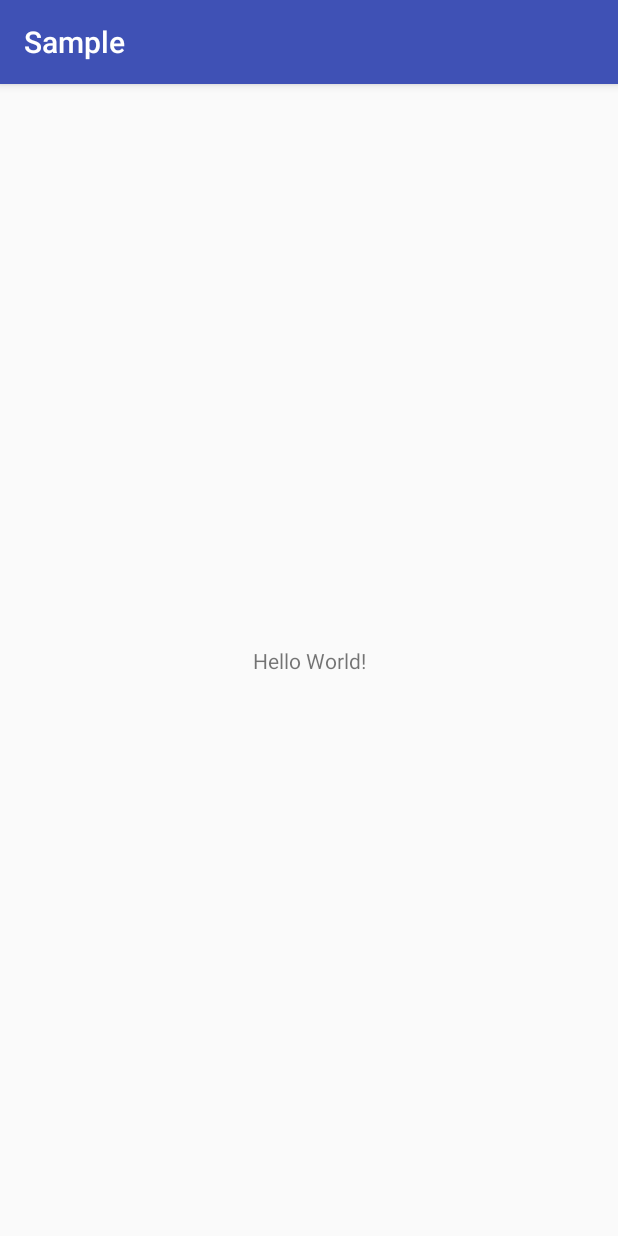
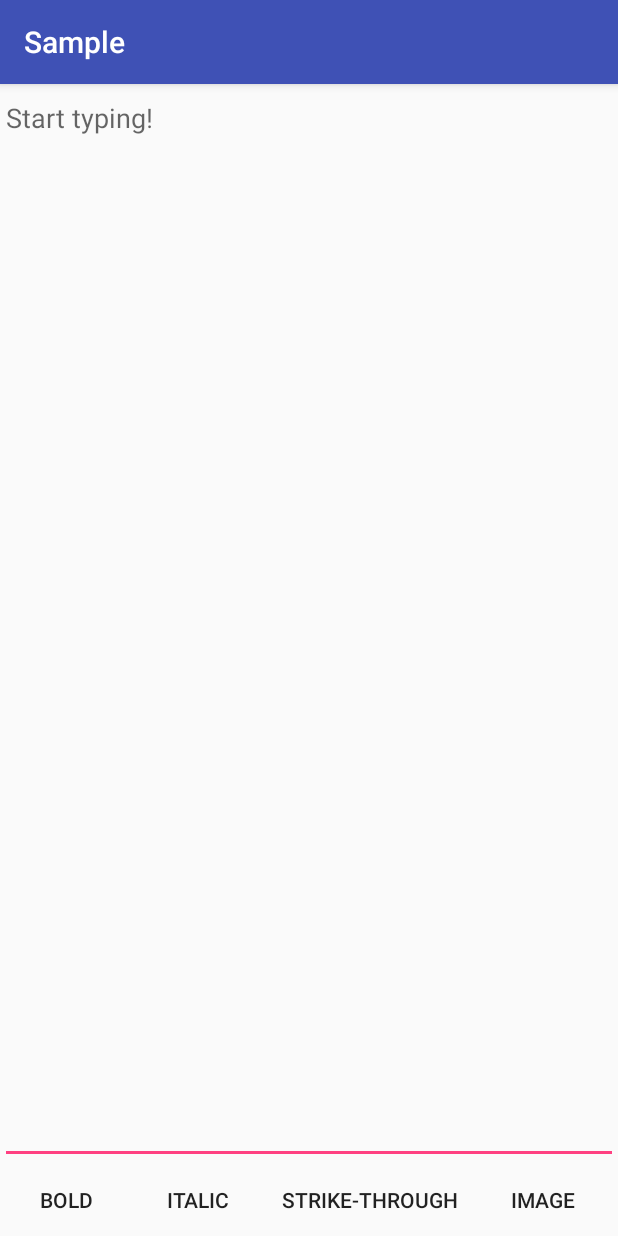
Before and after one commit to Tunous/MarkdownEdit, an Android app: the screen it shows after launch (MainActivity), on a phone screen of 412 x 824 dp. Run offline under Robolectric (Android 15) with nearby library versions, the phone set to English and light mode, and no system bars.

Commit message:
Add sample code

```diff
--- a/library/build.gradle
+++ b/library/build.gradle
@@ -2,7 +2,7 @@ apply plugin: 'com.android.library'
 
 android {
     compileSdkVersion 25
-    buildToolsVersion "25.0.2"
+    buildToolsVersion "25.0.3"
 
     defaultConfig {
         minSdkVersion 16
@@ -22,10 +22,6 @@ android {
 }
 
 dependencies {
-    compile fileTree(dir: 'libs', include: ['*.jar'])
-    androidTestCompile('com.android.support.test.espresso:espresso-core:2.2.2', {
-        exclude group: 'com.android.support', module: 'support-annotations'
-    })
     compile 'com.android.support:appcompat-v7:25.3.1'
     testCompile 'junit:junit:4.12'
     testCompile "org.robolectric:robolectric:3.3.2"
--- a/sample/src/main/AndroidManifest.xml
+++ b/sample/src/main/AndroidManifest.xml
@@ -9,7 +9,11 @@
         android:roundIcon="@mipmap/ic_launcher_round"
         android:supportsRtl="true"
         android:theme="@style/AppTheme">
-        <activity android:name=".MainActivity">
+
+        <activity
+            android:name=".MainActivity"
+            android:windowSoftInputMode="adjustResize">
+
             <intent-filter>
                 <action android:name="android.intent.action.MAIN" />
 
--- a/sample/src/main/res/layout/activity_main.xml
+++ b/sample/src/main/res/layout/activity_main.xml
@@ -1,19 +1,114 @@
 <?xml version="1.0" encoding="utf-8"?>
-<android.support.constraint.ConstraintLayout
-    xmlns:android="http://schemas.android.com/apk/res/android"
-    xmlns:app="http://schemas.android.com/apk/res-auto"
+<LinearLayout xmlns:android="http://schemas.android.com/apk/res/android"
     xmlns:tools="http://schemas.android.com/tools"
     android:layout_width="match_parent"
     android:layout_height="match_parent"
+    android:orientation="vertical"
     tools:context="me.thanel.markdownedit.sample.MainActivity">
 
-    <TextView
-        android:layout_width="wrap_content"
-        android:layout_height="wrap_content"
-        android:text="Hello World!"
-        app:layout_constraintBottom_toBottomOf="parent"
-        app:layout_constraintLeft_toLeftOf="parent"
-        app:layout_constraintRight_toRightOf="parent"
-        app:layout_constraintTop_toTopOf="parent" />
+    <EditText
+        android:id="@+id/input_filed"
+        android:layout_width="match_parent"
+        android:layout_height="0dp"
+        android:layout_weight="1"
+        android:gravity="start|top"
+        android:hint="@string/start_typing" />
 
-</android.support.constraint.ConstraintLayout>
+    <HorizontalScrollView
+        android:layout_width="match_parent"
+        android:layout_height="wrap_content">
+
+        <LinearLayout
+            android:layout_width="wrap_content"
+            android:layout_height="wrap_content"
+            android:orientation="horizontal">
+
+            <Button
+                style="?borderlessButtonStyle"
+                android:layout_width="wrap_content"
+                android:layout_height="wrap_content"
+                android:onClick="makeBold"
+                android:text="@string/bold" />
+
+            <Button
+                style="?borderlessButtonStyle"
+                android:layout_width="wrap_content"
+                android:layout_height="wrap_content"
+                android:onClick="makeItalic"
+                android:text="@string/italic" />
+
+            <Button
+                style="?borderlessButtonStyle"
+                android:layout_width="wrap_content"
+                android:layout_height="wrap_content"
+                android:onClick="makeStrikeThrough"
+                android:text="@string/strike_through" />
+
+            <Button
+                style="?borderlessButtonStyle"
+                android:layout_width="wrap_content"
+                android:layout_height="wrap_content"
+                android:onClick="makeImage"
+                android:text="@string/image" />
+
+            <Button
+                style="?borderlessButtonStyle"
+                android:layout_width="wrap_content"
+                android:layout_height="wrap_content"
+                android:onClick="makeLink"
+                android:text="@string/link" />
+
+            <Button
+                style="?borderlessButtonStyle"
+                android:layout_width="wrap_content"
+                android:layout_height="wrap_content"
+                android:onClick="makeDivider"
+                android:text="@string/divider" />
+
+            <Button
+                style="?borderlessButtonStyle"
+                android:layout_width="wrap_content"
+                android:layout_height="wrap_content"
+                android:onClick="makeOrderedList"
+                android:text="@string/ordered_list" />
+
+            <Button
+                style="?borderlessButtonStyle"
+                android:layout_width="wrap_content"
+                android:layout_height="wrap_content"
+                android:onClick="makeBulletList"
+                android:text="@string/bullet_list" />
+
+            <Button
+                style="?borderlessButtonStyle"
+                android:layout_width="wrap_content"
+                android:layout_height="wrap_content"
+                android:onClick="makeTasksList"
+                android:text="@string/tasks_list" />
+
+            <Button
+                style="?borderlessButtonStyle"
+                android:layout_width="wrap_content"
+                android:layout_height="wrap_content"
+                android:onClick="makeCode"
+                android:text="@string/code" />
+
+            <Button
+                style="?borderlessButtonStyle"
+                android:layout_width="wrap_content"
+                android:layout_height="wrap_content"
+                android:onClick="makeQuote"
+                android:text="@string/quote" />
+
+            <Button
+                style="?borderlessButtonStyle"
+                android:layout_width="wrap_content"
+                android:layout_height="wrap_content"
+                android:onClick="makeHeader"
+                android:text="@string/header" />
+
+        </LinearLayout>
+
+    </HorizontalScrollView>
+
+</LinearLayout>
--- a/sample/src/main/res/values/strings.xml
+++ b/sample/src/main/res/values/strings.xml
@@ -1,3 +1,16 @@
 <resources>
     <string name="app_name">Sample</string>
+    <string name="start_typing">Start typing!</string>
+    <string name="bold">Bold</string>
+    <string name="italic">Italic</string>
+    <string name="strike_through">Strike-through</string>
+    <string name="image">Image</string>
+    <string name="link">Link</string>
+    <string name="divider">Divider</string>
+    <string name="ordered_list">Ordered list</string>
+    <string name="bullet_list">Bullet list</string>
+    <string name="tasks_list">Tasks list</string>
+    <string name="code">Code</string>
+    <string name="quote">Quote</string>
+    <string name="header">Header</string>
 </resources>
```
Also changed, not shown: library/src/main/java/me/thanel/markdownedit/MarkdownEdit.java (+112 -4 lines), sample/build.gradle (+2 -7 lines), sample/src/main/java/me/thanel/markdownedit/sample/MainActivity.java (+57 -1 lines).
